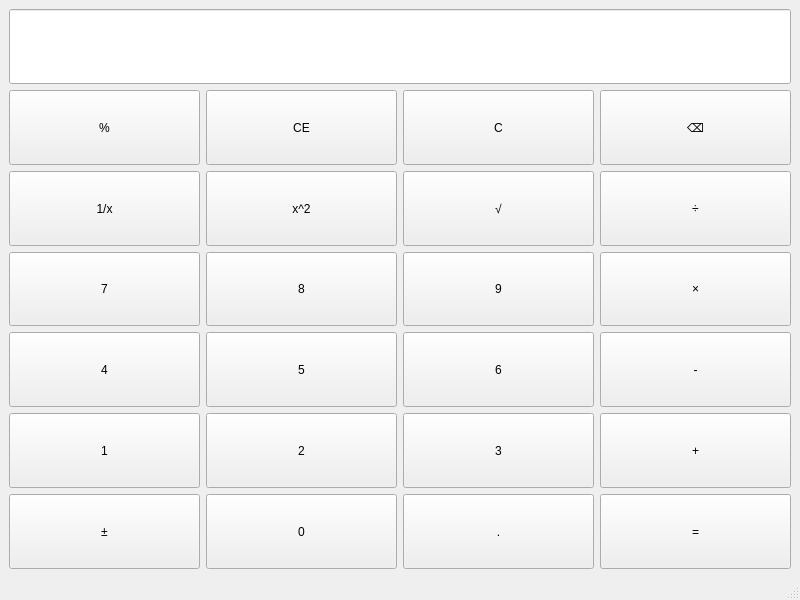
This is mainwindow.ui in Maijunc/QtCourse as Qt 5 draws it before an edit. The edited form follows.
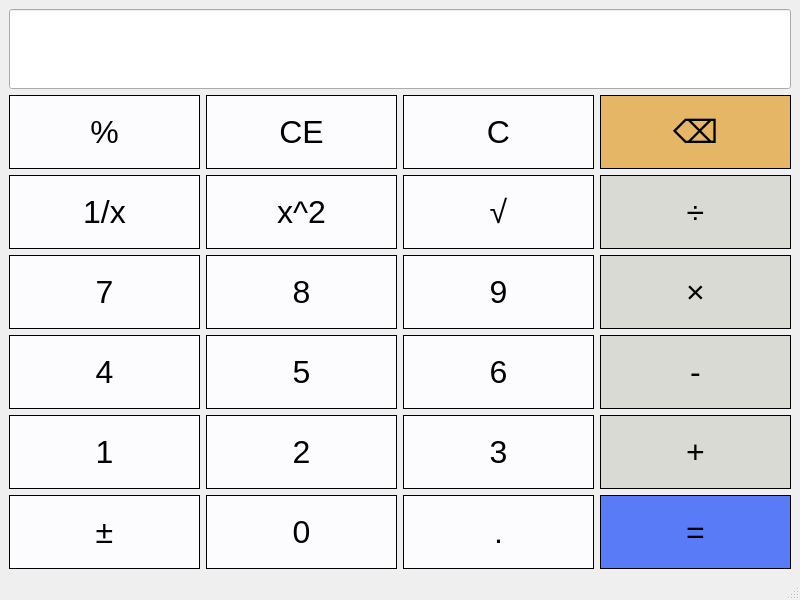
This is the edited form.

Commit message: beauty the ui with the stylesheet.

What changed in the file:
```diff
--- a/mainwindow.ui
+++ b/mainwindow.ui
@@ -13,6 +13,45 @@
   <property name="windowTitle">
    <string>MainWindow</string>
   </property>
+  <property name="styleSheet">
+   <string notr="true">QPushButton{
+	border:1px solid #000;
+	background-color:rgb(252,252,255);
+	font:24pt;
+}
+QPushButton:hover{
+	background-color: rgb(218,218,212);
+}
+QPushButton:pressed{
+	background-color: rgb(209,209,213);
+}
+#btnEqual{
+	background-color: rgb(90,123,247);
+}
+
+#btnEqual:hover{
+	background-color: rgb(115,143,247);
+}
+
+#btnDelete{
+	background-color: rgb(228,182,101);
+}
+
+#btnDelete:hover{
+	background-color: rgb(240,211,129);
+}
+
+#btnPlus,#btnDivide,#btnMulti,#btnMinus{
+	background-color: rgb(218,218,212);
+}
+
+#btnPlus:hover,#btnDivide:hover,#btnMulti:hover,#btnMinus:hover{
+	background-color:rgb(230,230,249);
+}
+#btnPlus:pressed,#btnDivide:pressed,#btnMulti:pressed,#btnMinus:pressed,#btnEqual:pressed,#btnDelete:pressed{
+	background-color: rgb(209,209,213);
+}</string>
+  </property>
   <widget class="QWidget" name="centralwidget">
    <layout class="QHBoxLayout" name="horizontalLayout">
     <item>
@@ -51,6 +90,9 @@
           <verstretch>0</verstretch>
          </sizepolicy>
         </property>
+        <property name="styleSheet">
+         <string notr="true"/>
+        </property>
         <property name="text">
          <string>-</string>
         </property>
@@ -77,6 +119,9 @@
           <verstretch>0</verstretch>
          </sizepolicy>
         </property>
+        <property name="styleSheet">
+         <string notr="true"/>
+        </property>
         <property name="text">
          <string>=</string>
         </property>
@@ -90,6 +135,9 @@
           <verstretch>0</verstretch>
          </sizepolicy>
         </property>
+        <property name="styleSheet">
+         <string notr="true"/>
+        </property>
         <property name="text">
          <string>×</string>
         </property>
@@ -103,6 +151,9 @@
           <verstretch>0</verstretch>
          </sizepolicy>
         </property>
+        <property name="styleSheet">
+         <string notr="true">font:48pt</string>
+        </property>
         <property name="alignment">
          <set>Qt::AlignRight|Qt::AlignTrailing|Qt::AlignVCenter</set>
         </property>
@@ -129,6 +180,9 @@
           <verstretch>0</verstretch>
          </sizepolicy>
         </property>
+        <property name="styleSheet">
+         <string notr="true"/>
+        </property>
         <property name="text">
          <string>⌫</string>
         </property>
@@ -181,6 +235,9 @@
           <verstretch>0</verstretch>
          </sizepolicy>
         </property>
+        <property name="styleSheet">
+         <string notr="true"/>
+        </property>
         <property name="text">
          <string>÷</string>
         </property>
@@ -324,6 +381,9 @@
           <verstretch>0</verstretch>
          </sizepolicy>
         </property>
+        <property name="styleSheet">
+         <string notr="true"/>
+        </property>
         <property name="text">
          <string>+</string>
         </property>
```
Left out of the diff: 2 changed lines with no effect on the pictures. The commit also changes 2 other files.
